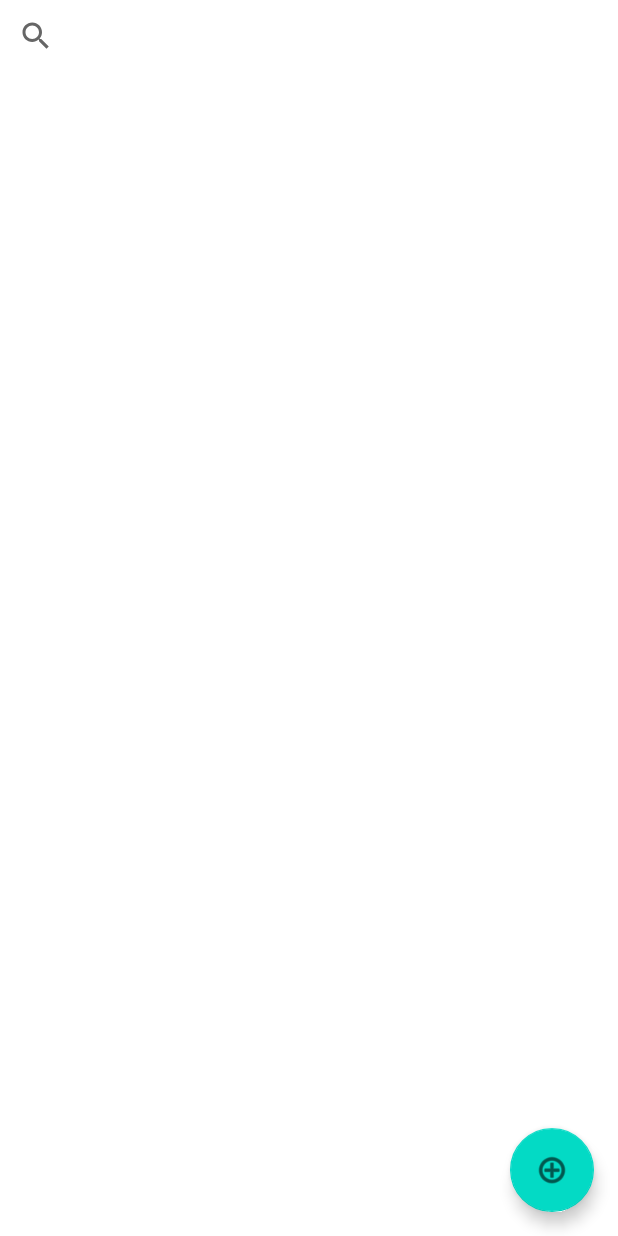
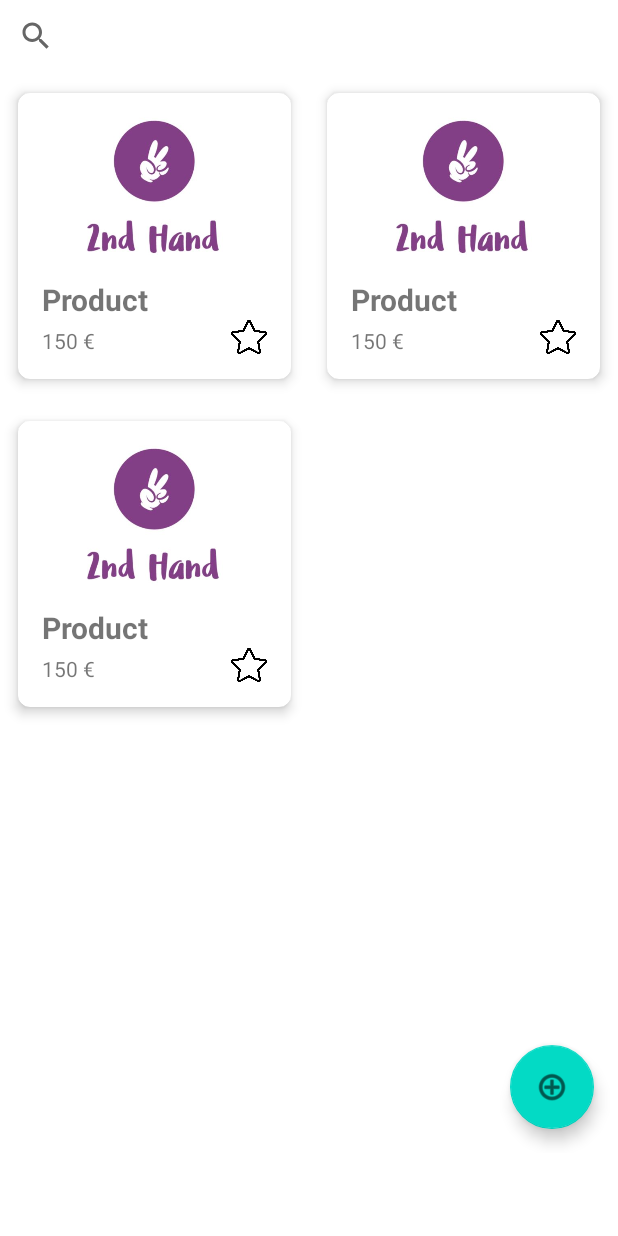
Before and after one commit to erasds/2nd_Hand, an Android app: the layout fragment_compro.xml on its own in the app's theme, with its tools: preview values and no code run, on a phone screen of 412 x 824 dp. Run offline under Robolectric (Android 15) with nearby library versions, the phone set to English and light mode, and no system bars.

Commit message:
Products, Fav, and Messages Fragments

```diff
--- a/app/src/main/res/layout/fragment_compro.xml
+++ b/app/src/main/res/layout/fragment_compro.xml
@@ -4,7 +4,8 @@
     android:layout_width="match_parent"
     android:layout_height="match_parent"
     xmlns:app="http://schemas.android.com/apk/res-auto"
-    tools:context=".ComproFragment">
+    tools:context=".ComproFragment"
+    android:layout_marginBottom="55dp">
 
     <androidx.constraintlayout.widget.ConstraintLayout
         android:layout_width="match_parent"
@@ -26,10 +27,13 @@
             android:id="@+id/rvCompro"
             android:layout_width="0dp"
             android:layout_height="0dp"
+            app:layoutManager="androidx.recyclerview.widget.GridLayoutManager"
+            app:spanCount="2"
             app:layout_constraintTop_toBottomOf="@+id/svProduct"
             app:layout_constraintStart_toStartOf="parent"
             app:layout_constraintEnd_toEndOf="parent"
-            app:layout_constraintBottom_toBottomOf="parent"/>
+            app:layout_constraintBottom_toBottomOf="parent"
+            tools:listitem="@layout/item_product"/>
 
         <com.google.android.material.floatingactionbutton.FloatingActionButton
             android:id="@+id/btnNewProduct"
--- a/app/src/main/res/layout/fragment_profile.xml
+++ b/app/src/main/res/layout/fragment_profile.xml
@@ -3,7 +3,8 @@
     xmlns:tools="http://schemas.android.com/tools"
     android:layout_width="match_parent"
     android:layout_height="match_parent"
-    tools:context=".ProfileFragment">
+    tools:context=".ProfileFragment"
+    android:layout_marginBottom="55dp">
 
     <!-- TODO: Update blank fragment layout -->
     <TextView
--- /dev/null
+++ b/app/src/main/res/layout/item_product.xml
@@ -0,0 +1,55 @@
+<?xml version="1.0" encoding="utf-8"?>
+<androidx.cardview.widget.CardView
+    xmlns:android="http://schemas.android.com/apk/res/android"
+    xmlns:app="http://schemas.android.com/apk/res-auto"
+    xmlns:tools="http://schemas.android.com/tools"
+    app:cardElevation="5dp"
+    android:layout_width="wrap_content"
+    android:layout_margin="4dp"
+    app:cardCornerRadius="8dp"
+    app:cardUseCompatPadding="true"
+    android:layout_height="wrap_content">
+
+    <RelativeLayout
+        android:layout_width="wrap_content"
+        android:layout_height="wrap_content"
+        android:padding="16dp">
+
+        <ImageView
+            android:id="@+id/ivImage"
+            android:layout_width="match_parent"
+            android:layout_height="100dp"
+            android:src="@drawable/prueba"
+            android:scaleType="centerCrop" />
+
+
+        <TextView
+            android:id="@+id/tvName"
+            android:layout_width="wrap_content"
+            android:layout_height="wrap_content"
+            android:textSize="20sp"
+            android:textStyle="bold"
+            tools:text="Product"
+            android:layout_below="@+id/ivImage"
+            android:layout_marginTop="8dp" />
+
+        <TextView
+            android:id="@+id/tvPrice"
+            android:layout_width="wrap_content"
+            android:layout_height="wrap_content"
+            tools:text="150 €"
+            android:textSize="14sp"
+            android:layout_below="@+id/tvName"
+            android:layout_marginTop="4dp" />
+
+        <ImageView
+            android:id="@+id/ivFav"
+            android:layout_width="24dp"
+            android:layout_height="24dp"
+            android:src="@drawable/icon_favorite"
+            android:layout_below="@+id/ivImage"
+            android:layout_alignParentBottom="true"
+            android:layout_alignParentEnd="true"/>
+    </RelativeLayout>
+
+</androidx.cardview.widget.CardView>
```
Also changed, not shown: app/src/main/res/layout/fragment_favs.xml (+21 -5 lines), app/src/main/res/layout/fragment_messages.xml (+19 -5 lines), app/src/main/res/layout/fragment_vendo.xml (+10 -4 lines), app/src/main/res/drawable-v24/prueba.JPG (added).
